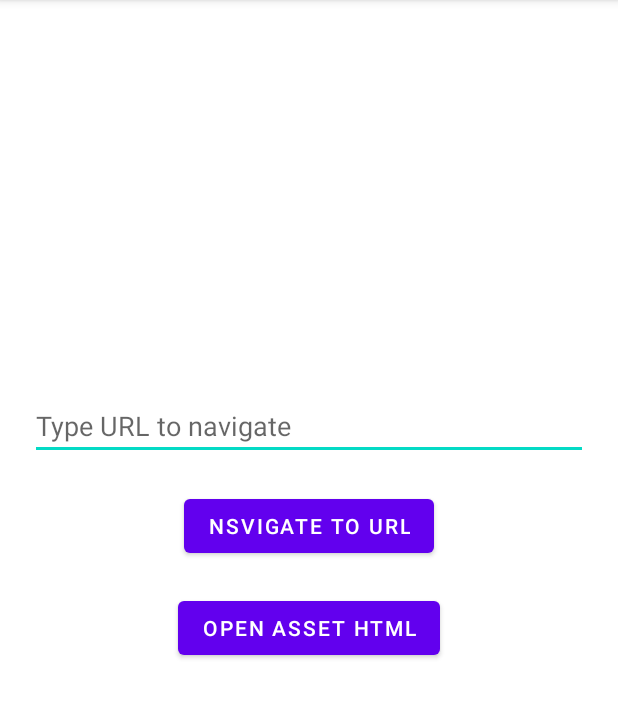
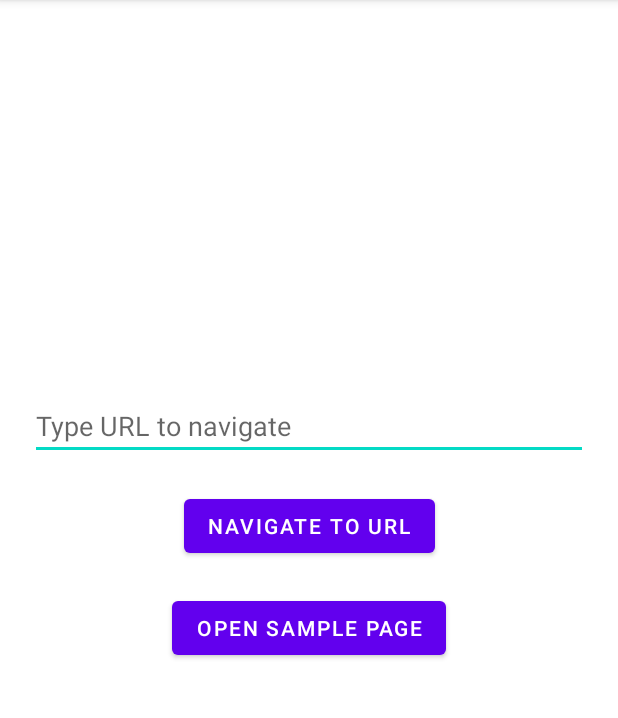
Before and after one commit to Transported-Labs/android-webview-sdk-demo, an Android app: the screen it shows after launch (MainActivity), on a phone screen of 412 x 824 dp, the part 84-802 px from its top. Run offline under Robolectric (Android 15) with nearby library versions, the phone set to English and light mode, and no system bars; libraries missing offline, so code that uses them is left out: com.cueaudio.webviewsdk; 1 statement that could not run was skipped.

Commit message:
Renamed buttons in demo-project.

```diff
--- a/app/src/main/res/layout/activity_main.xml
+++ b/app/src/main/res/layout/activity_main.xml
@@ -24,7 +24,7 @@
         android:layout_width="wrap_content"
         android:layout_height="wrap_content"
         android:layout_margin="20dp"
-        android:text="Nsvigate to URL"
+        android:text="Navigate to URL"
         app:layout_constraintEnd_toEndOf="parent"
         app:layout_constraintStart_toStartOf="parent"
         app:layout_constraintTop_toBottomOf="@id/urlEditText" />
@@ -34,7 +34,7 @@
         android:layout_width="wrap_content"
         android:layout_height="wrap_content"
         android:layout_margin="20dp"
-        android:text="Open asset html"
+        android:text="Open sample page"
         app:layout_constraintEnd_toEndOf="parent"
         app:layout_constraintStart_toStartOf="parent"
         app:layout_constraintTop_toBottomOf="@id/navigateButton" />
```
